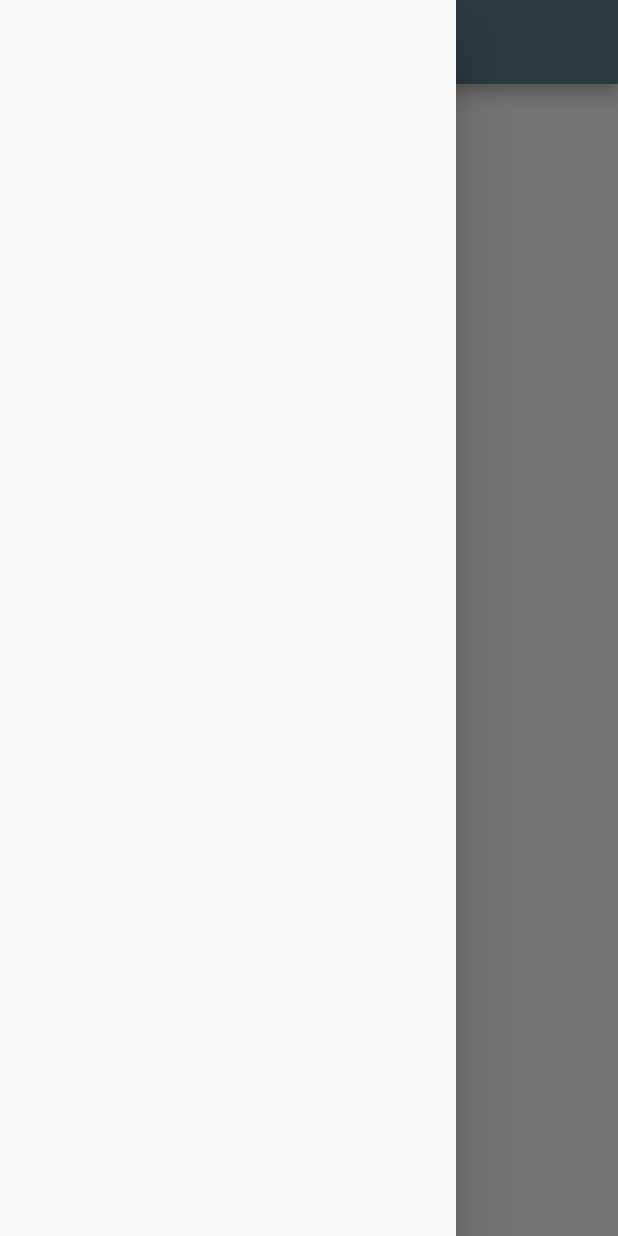
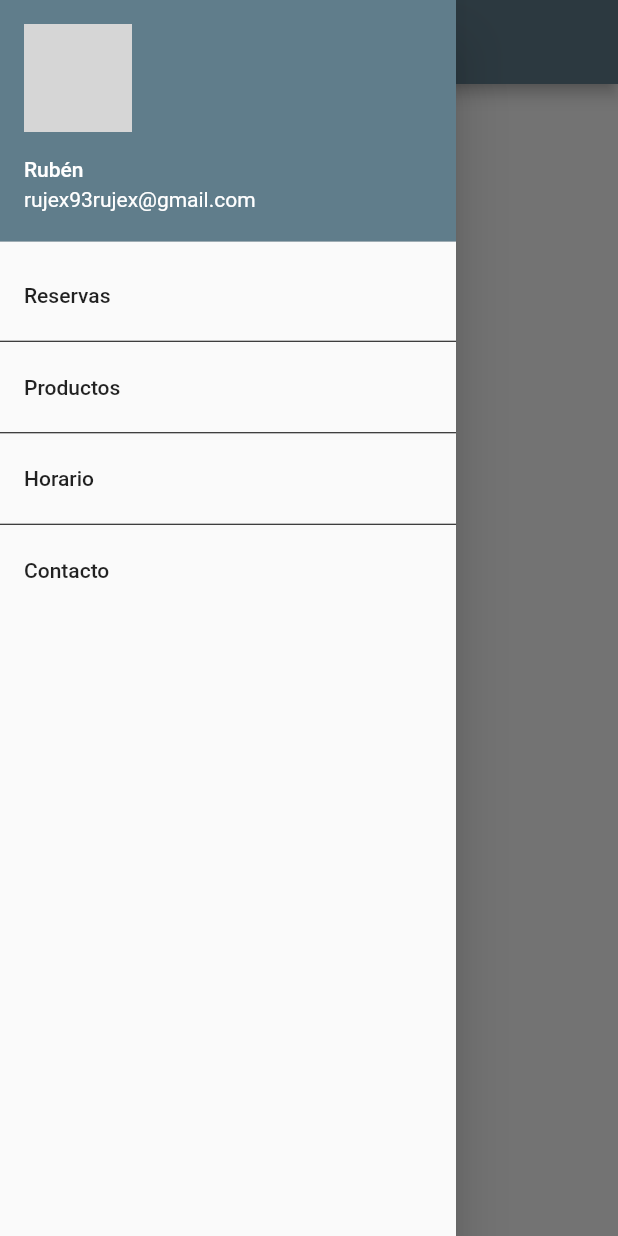
Before and after one commit to rujex/barberia, a Flutter app: the screen it shows after launch, with the side drawer open, on a phone screen of 412 x 824 dp. Run offline on Flutter 3.47's test engine with Material 2 defaults, Android fonts, the phone set to English and light mode, and no system bars; network calls fail; grey boxes are pictures that could not be loaded.

Commit message:
menu modificado

```diff
--- a/lib/main.dart
+++ b/lib/main.dart
@@ -44,7 +44,7 @@ class MyApp extends StatelessWidget {
             children: <Widget>[
               Text('Reservas'),
               IconButton(
-                  icon: Icon(Icons.calendar_today) ,
+                  icon: Icon(Icons.add_box) ,
                   iconSize: 70,
                   onPressed: () { print("sadsa"); },
               ),
@@ -64,14 +64,62 @@ class MyApp extends StatelessWidget {
               ),
               Text('Contacto'),
               IconButton(
-                icon: Icon(Icons.add_shopping_cart) ,
+                icon: Icon(Icons.account_circle) ,
                 iconSize: 70,
                 onPressed: () { print("has pulsado"); },
               ),
             ],
           ) ,
         ),
-        drawer: Drawer(),
+        drawer: Drawer(
+          child: ListView(
+            children: <Widget>[
+              UserAccountsDrawerHeader(
+                accountName: Text('Rubén'),
+                accountEmail: Text('rujex93rujex@gmail.com'),
+                currentAccountPicture: CircleAvatar(
+                    backgroundImage: NetworkImage('http://i.pravatar.cc/300'),
+                ),
+              ),
+              ListTile(
+                title: Text('Reservas'),
+                onTap: () {
+                  Navigator.pushNamed(context, '/reservas');
+                },
+              ),
+              Divider(
+                color: Colors.black,
+                height: 5.0,
+              ),
+              ListTile(
+                title: Text('Productos'),
+                onTap: () {
+                  Navigator.pushNamed(context, '/productos');
+                },
+              ),
+              Divider(
+                color: Colors.black,
+                height: 5.0,
+              ),
+              ListTile(
+                title: Text('Horario'),
+                onTap: () {
+                  Navigator.pushNamed(context, '/horario');
+                },
+              ),
+              Divider(
+                color: Colors.black,
+                height: 5.0,
+              ),
+              ListTile(
+                title: Text('Contacto'),
+                onTap: () {
+                  Navigator.pushNamed(context, '/contacto');
+                },
+              ),
+            ],
+          ),
+        ),
       );
     }
   }
```
Also changed, not shown: lib/horario.dart (+31 -2 lines), 4 other files.
